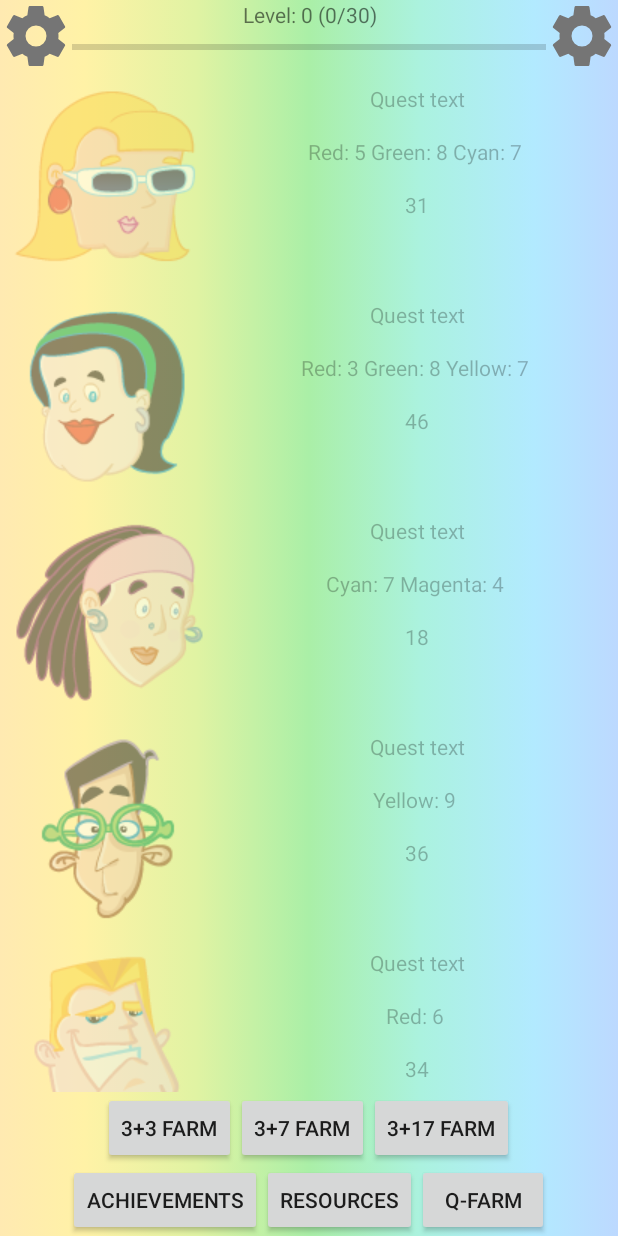
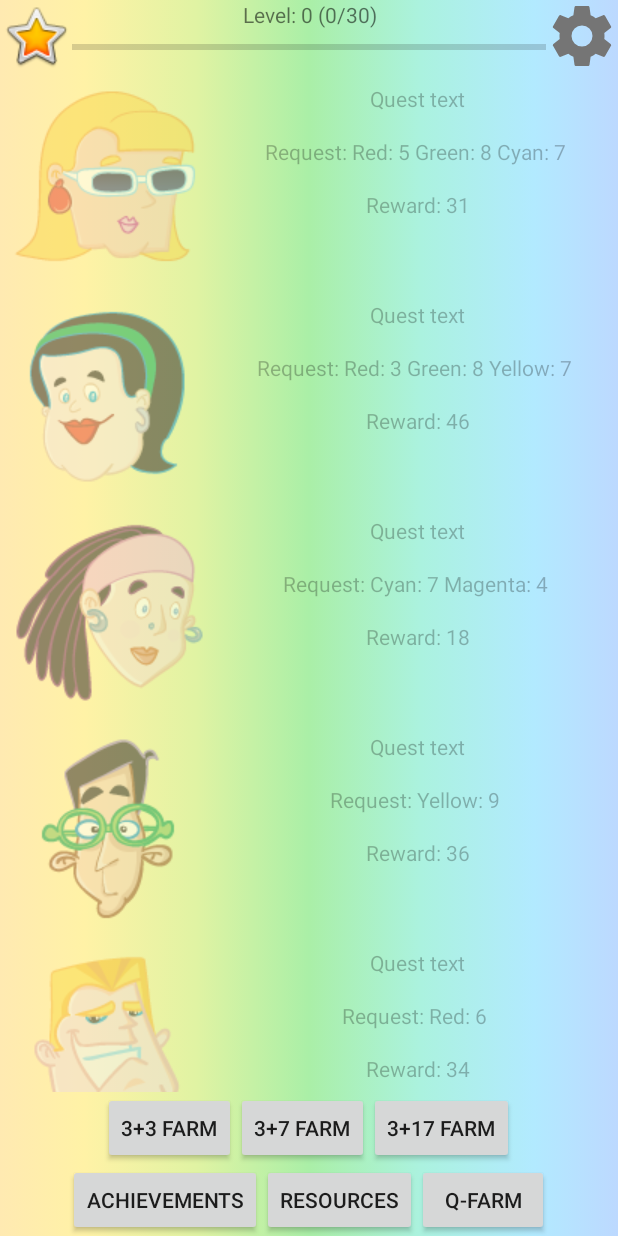
Before and after one commit to IvanKosh/Rainbow-Kingdom, an Android app: the screen it shows after launch (RKMainActivity), on a phone screen of 412 x 824 dp. Run offline under Robolectric (Android 15) with nearby library versions, the phone set to English and light mode, and no system bars; 2 statements that could not run were skipped.

Commit message:
Правильно подписаны запрос и награда

```diff
--- a/app/src/main/java/com/binarnahata/rainbowkingdom/Adapters/QuestAdapter.java
+++ b/app/src/main/java/com/binarnahata/rainbowkingdom/Adapters/QuestAdapter.java
@@ -90,7 +90,7 @@ public class QuestAdapter extends RecyclerView.Adapter<QuestAdapter.ViewHolder>
 		holder.mImage.setImageResource(mQuestArrayList.get(position).getHeroAvatar());
 		holder.mText.setText(mQuestArrayList.get(position).getText());
 		holder.mRequest.setText(mQuestArrayList.get(position).getJSONRequestString());
-		holder.mExperience.setText(String.valueOf(mQuestArrayList.get(position).getExperience()));
+		holder.mExperience.setText(String.valueOf(mQuestArrayList.get(position).getExperienceString()));
 	}
 	/* КОНСТРУКТОРЫ И ДЕСТРУКТОРЫ */
 	/* МЕТОДЫ */
--- a/app/src/main/java/com/binarnahata/rainbowkingdom/Models/Quest/Quest.java
+++ b/app/src/main/java/com/binarnahata/rainbowkingdom/Models/Quest/Quest.java
@@ -5,6 +5,7 @@ import android.content.Context;
 import com.binarnahata.rainbowkingdom.Libs.Utils;
 import com.binarnahata.rainbowkingdom.Models.Components.Color;
 import com.binarnahata.rainbowkingdom.Models.Resources.Resources;
+import com.binarnahata.rainbowkingdom.R;
 
 import org.json.JSONException;
 import org.json.JSONObject;
@@ -51,6 +52,9 @@ public class Quest {
 	public int getExperience() {
 		return mExperience;
 	}
+	public String getExperienceString() {
+		return String.format(mContext.getResources().getString(R.string.reward), mExperience);
+	}
 
 	public JSONObject getJSONRequest() {
 		return mJSONRequest;
@@ -58,6 +62,7 @@ public class Quest {
 
 	public String getJSONRequestString() {
 		String result = new String();
+		result += mContext.getResources().getString(R.string.request);
 		try {
 			int r = mJSONRequest.getInt(Resources.RED);
 			int g = mJSONRequest.getInt(Resources.GREEN);
@@ -65,24 +70,25 @@ public class Quest {
 			int c = mJSONRequest.getInt(Resources.CYAN);
 			int m = mJSONRequest.getInt(Resources.MAGENTA);
 			int y = mJSONRequest.getInt(Resources.YELLOW);
+
 			if (r != 0) {
-				result += "Red: " + r + " ";
+				result += String.format(mContext.getResources().getString(R.string.red), r);
 			}
 			if (g != 0) {
-				result += "Green: " + g + " ";
+				result += String.format(mContext.getResources().getString(R.string.green), g);
 			}
 			if (b != 0) {
-				result += "Blue: " + b + " ";
+				result += String.format(mContext.getResources().getString(R.string.blue), b);
 			}
 			if (c != 0) {
-				result += "Cyan: " + c + " ";
+				result += String.format(mContext.getResources().getString(R.string.cyan), c);
 			}
 			if (m != 0) {
-				result += "Magenta: " + m + " ";
+				result += String.format(mContext.getResources().getString(R.string.magenta), m);
 			}
 			if (y
 				!= 0) {
-				result += "Yellow: " + y + " ";
+				result += String.format(mContext.getResources().getString(R.string.yellow), y);
 			}
 		} catch (JSONException e) {
 			e.printStackTrace();
--- a/app/src/main/res/layout/fragment_menu.xml
+++ b/app/src/main/res/layout/fragment_menu.xml
@@ -21,12 +21,12 @@
 
 	<ImageView
 		android:id="@+id/experience_button"
-		android:layout_width="wrap_content"
-		android:layout_height="wrap_content"
+		android:layout_width="48dp"
+		android:layout_height="48dp"
 		android:layout_alignParentLeft="true"
 		android:layout_alignParentStart="true"
 		android:layout_alignParentTop="true"
-		android:src="@drawable/settings"/>
+		android:src="@android:drawable/btn_star_big_on"/>
 
 	<TextView
 		android:id="@+id/level"
--- a/app/src/main/res/layout/item_quest.xml
+++ b/app/src/main/res/layout/item_quest.xml
@@ -46,6 +46,6 @@
 		android:layout_alignParentRight="true"
 		android:layout_toRightOf="@id/image"
 		android:layout_below="@id/request"
-		android:text="exp"/>
+		android:text="reward"/>
 
 </RelativeLayout>
--- a/app/src/main/res/values/strings.xml
+++ b/app/src/main/res/values/strings.xml
@@ -1,4 +1,12 @@
 <resources>
 	<string name="app_name">RainbowKingdom</string>
 	<string name="action_settings">Settings</string>
+	<string name="red">Red: %1$d\u0020</string>
+	<string name="green">Green: %1$d\u0020</string>
+	<string name="blue">Blue: %1$d\u0020</string>
+	<string name="cyan">Cyan: %1$d\u0020</string>
+	<string name="magenta">Magenta: %1$d\u0020</string>
+	<string name="yellow">Yellow: %1$d\u0020</string>
+	<string name="request">Request:\u0020</string>
+	<string name="reward">Reward: %1$d</string>
 </resources>
```
